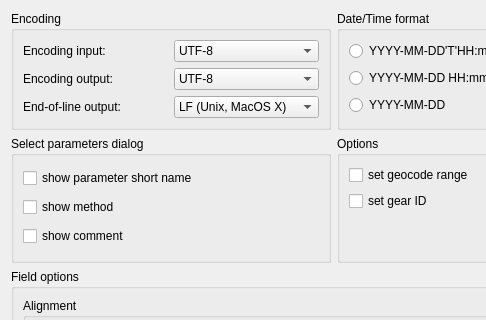
Above: trunk/Forms/formatedTextOptionsDialog/formatedtextoptionsdialog.ui from pangaea-data-publisher/Pan2Applic before the change; both pictures show x 0 to 486 and y 0 to 320 of the 668 by 535 pixel window. Below: the same form after it.
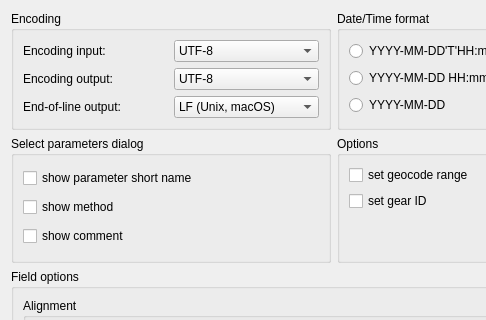
That is the form after the change.

Patch:
```diff
--- a/trunk/Forms/formatedTextOptionsDialog/formatedtextoptionsdialog.ui
+++ b/trunk/Forms/formatedTextOptionsDialog/formatedtextoptionsdialog.ui
@@ -89,7 +89,7 @@
        <widget class="QComboBox" name="EOL_ComboBox">
         <item>
          <property name="text">
-          <string>LF (Unix, MacOS X)</string>
+          <string>LF (Unix, macOS)</string>
          </property>
         </item>
         <item>
```
